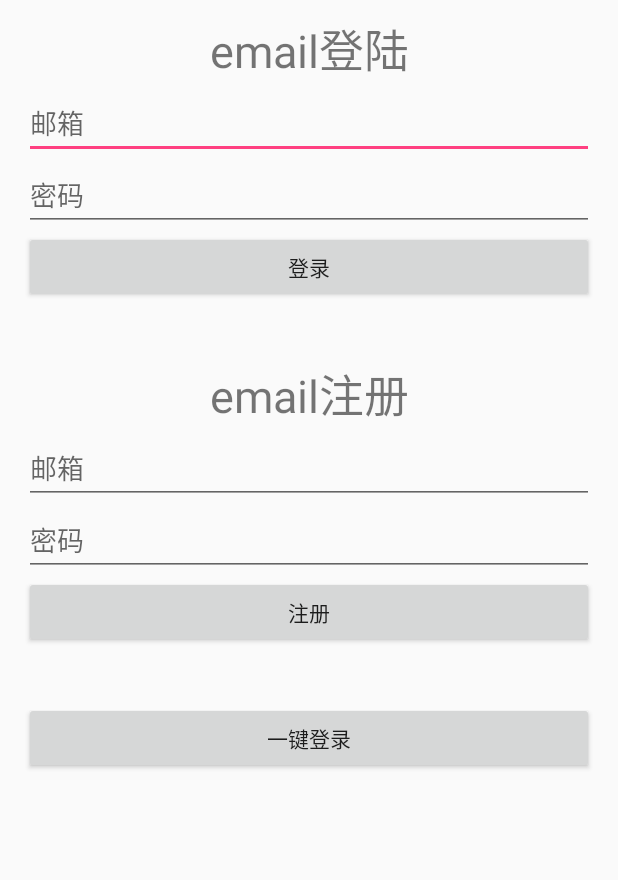
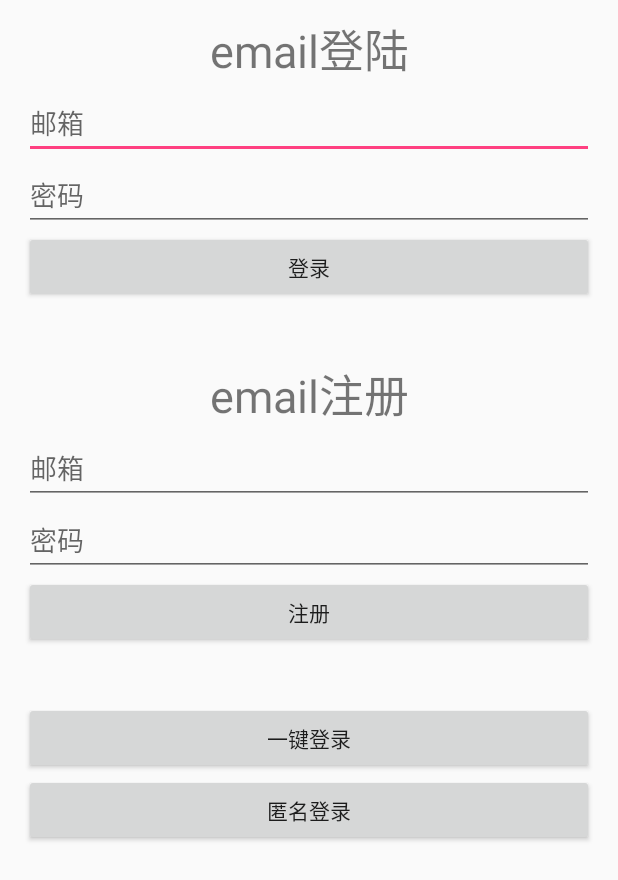
Before and after one commit to xay7008/MyHome, an Android app: the screen it shows after launch (LoginActivity), after a tap on "一键登录", on a phone screen of 412 x 824 dp. Shown: the top 880 px of the screen. Run offline under Robolectric (Android 15) with nearby library versions, the phone set to English and light mode, and no system bars; libraries missing offline, so code that uses them is left out: com.gizwits.gizwifisdk; 5 statements that could not run were skipped.

Commit message:
第一版（基于5.0）

```diff
--- a/app/src/main/java/com/example/xzy/myhome/activity/LoginActivity.java
+++ b/app/src/main/java/com/example/xzy/myhome/activity/LoginActivity.java
@@ -31,12 +31,7 @@ public class LoginActivity extends AppCompatActivity implements View.OnClickList
         setContentView(R.layout.activity_login);
         GizWifiSDK.sharedInstance().setListener(mListener);    //SDK初始化
         initViews();
-        Button login = (Button) findViewById(R.id.login_button);
-        Button register = (Button) findViewById(R.id.register_button);
-        Button buttonDefault = (Button) findViewById(R.id.button_login_default);
-        login.setOnClickListener(this);
-        register.setOnClickListener(this);
-        buttonDefault.setOnClickListener(this);
+
     }
 
     //控件初始化
@@ -45,6 +40,14 @@ public class LoginActivity extends AppCompatActivity implements View.OnClickList
         loginPassword = (EditText) findViewById(R.id.login_password);
         registerEmail = (EditText) findViewById(R.id.register_email);
         registerPassword = (EditText) findViewById(R.id.register_password);
+        Button login = (Button) findViewById(R.id.login_button);
+        Button register = (Button) findViewById(R.id.register_button);
+        Button buttonDefault = (Button) findViewById(R.id.button_login_default);
+        Button buttonOne = (Button) findViewById(R.id.button_login_one);
+        login.setOnClickListener(this);
+        register.setOnClickListener(this);
+        buttonDefault.setOnClickListener(this);
+        buttonOne.setOnClickListener(this);
     }
 
 
@@ -59,6 +62,10 @@ public class LoginActivity extends AppCompatActivity implements View.OnClickList
                 break;
             case R.id.button_login_default:
                 GizWifiSDK.sharedInstance().userLogin("183482174@qq.com", "xdxdxdxd04");
+                break;
+            case R.id.button_login_one:
+                GizWifiSDK.sharedInstance().userLoginAnonymous();
+                break;
         }
 
     }
--- a/app/src/main/res/layout/activity_login.xml
+++ b/app/src/main/res/layout/activity_login.xml
@@ -87,6 +87,12 @@
         android:layout_height="wrap_content"
         android:text="一键登录"
         android:id="@+id/button_login_default" />
+    <Button
+        android:padding="10dp"
+        android:layout_width="match_parent"
+        android:layout_height="wrap_content"
+        android:text="匿名登录"
+        android:id="@+id/button_login_one" />
 
 
 </LinearLayout>
```
